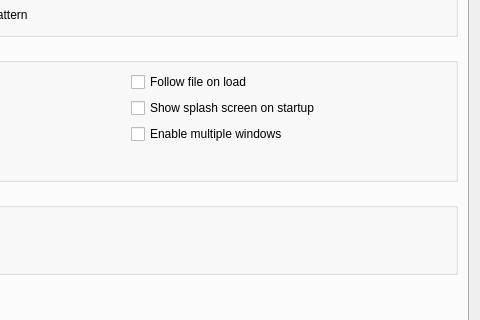
Above: src/ui/include/optionsdialog.ui from 64x-lunicorn/LogSquirl before the change; both pictures show x 224 to 704 and y 233 to 553 of the 704 by 817 pixel window. Below: the same form after it.
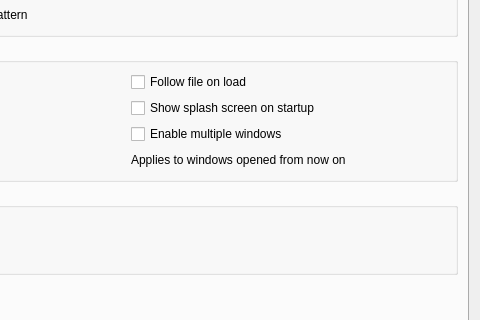
That is the form after the change.

The edit to the form file:
```diff
--- a/src/ui/include/optionsdialog.ui
+++ b/src/ui/include/optionsdialog.ui
@@ -221,6 +221,16 @@
             </property>
            </widget>
           </item>
+          <item row="3" column="1">
+           <widget class="QLabel" name="showDashboardHintLabel">
+            <property name="text">
+             <string>Applies to windows opened from now on</string>
+            </property>
+            <property name="wordWrap">
+             <bool>true</bool>
+            </property>
+           </widget>
+          </item>
          </layout>
         </widget>
        </item>
```
